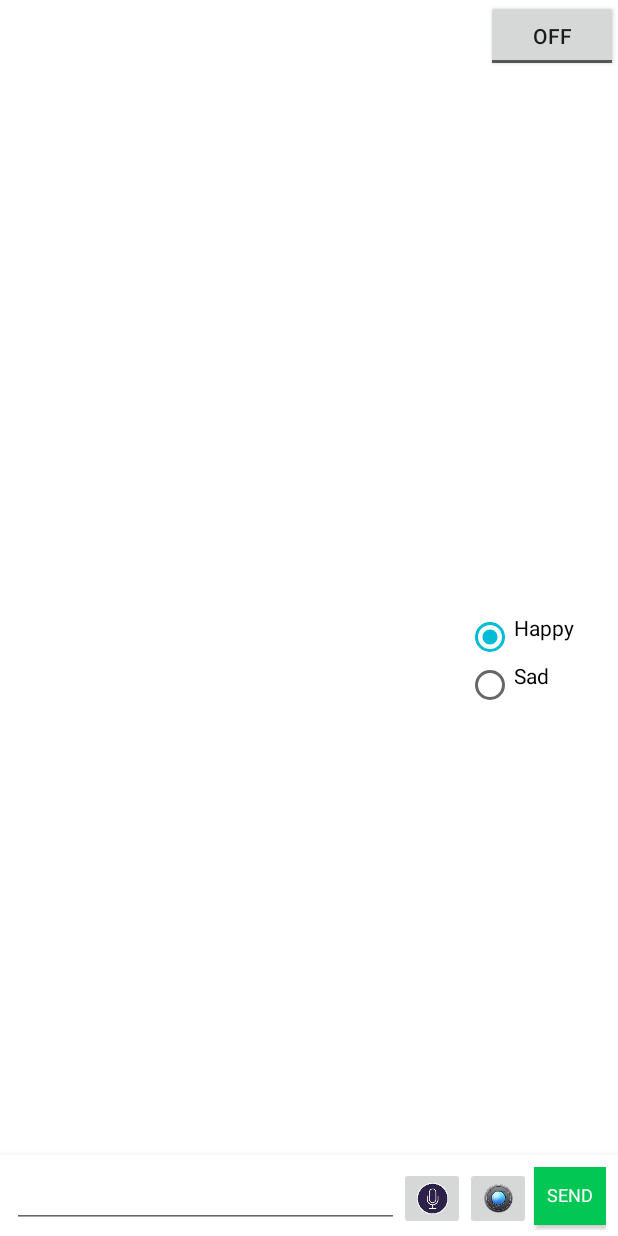
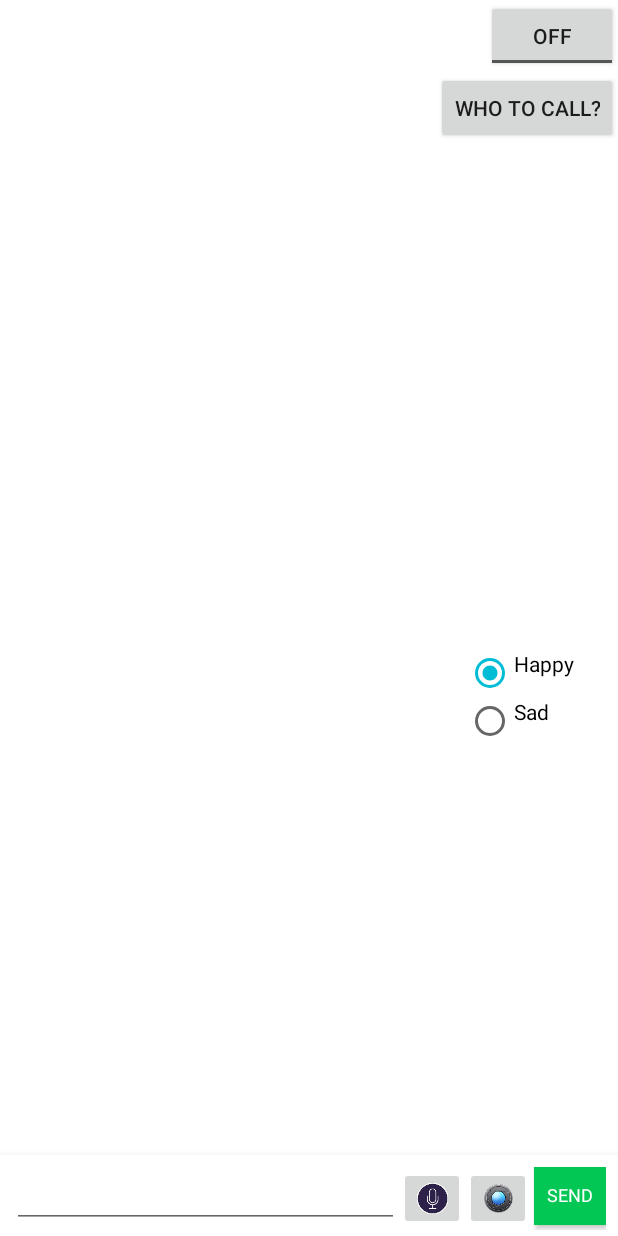
Before and after one commit to royamir2012/IrPOC, an Android app: the screen it shows after launch (BotActivity), on a phone screen of 412 x 824 dp. Run offline under Robolectric (Android 15) with nearby library versions, the light colour scheme and no system bars; our stand-ins replace ButterKnife, Picasso, Timber; libraries missing offline, so code that uses them is left out: ai.api, ai.api.model, com.loopj.android, cz.msebera.android; pictures from the network do not load; 7 statements that could not run were skipped.

```diff
--- a/app/src/main/res/layout/activity_bot.xml
+++ b/app/src/main/res/layout/activity_bot.xml
@@ -18,6 +18,11 @@
                 android:text="Image Demo"
                 android:id="@+id/imageToggleButton" android:layout_gravity="right" android:checked="false"
                 android:onClick="onImageButtonClicked"/>
+        <Button
+                android:layout_width="wrap_content"
+                android:layout_height="wrap_content"
+                android:text="Who to Call?"
+                android:id="@+id/whotocallbutton" android:layout_gravity="right" android:onClick="onClickWhoToCall"/>
         <SurfaceView
                 android:id="@+id/surfaceView"
                 android:layout_width="1dp"
```
